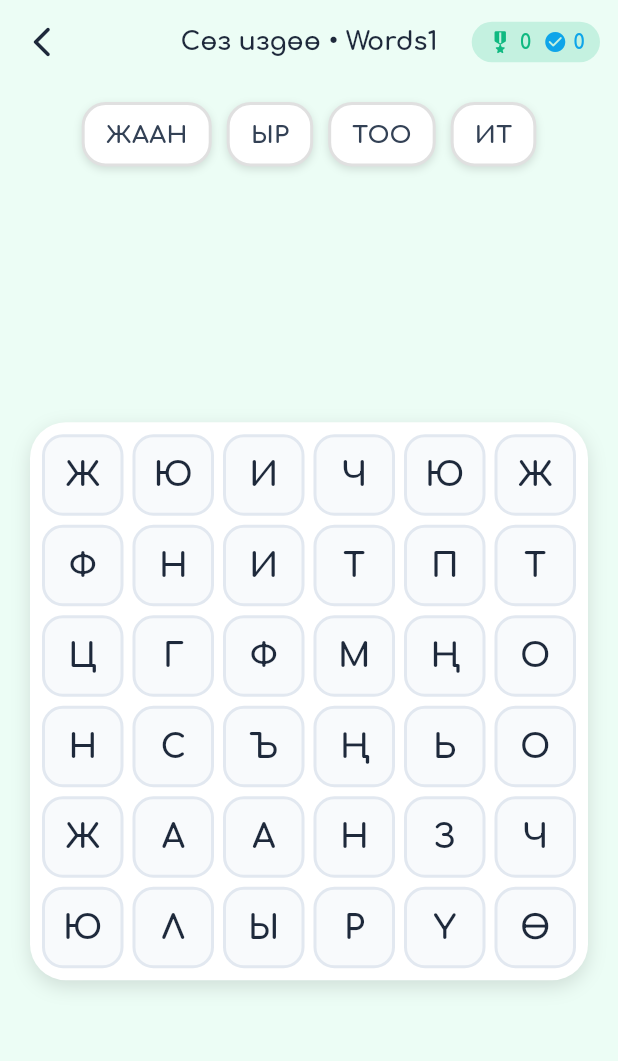
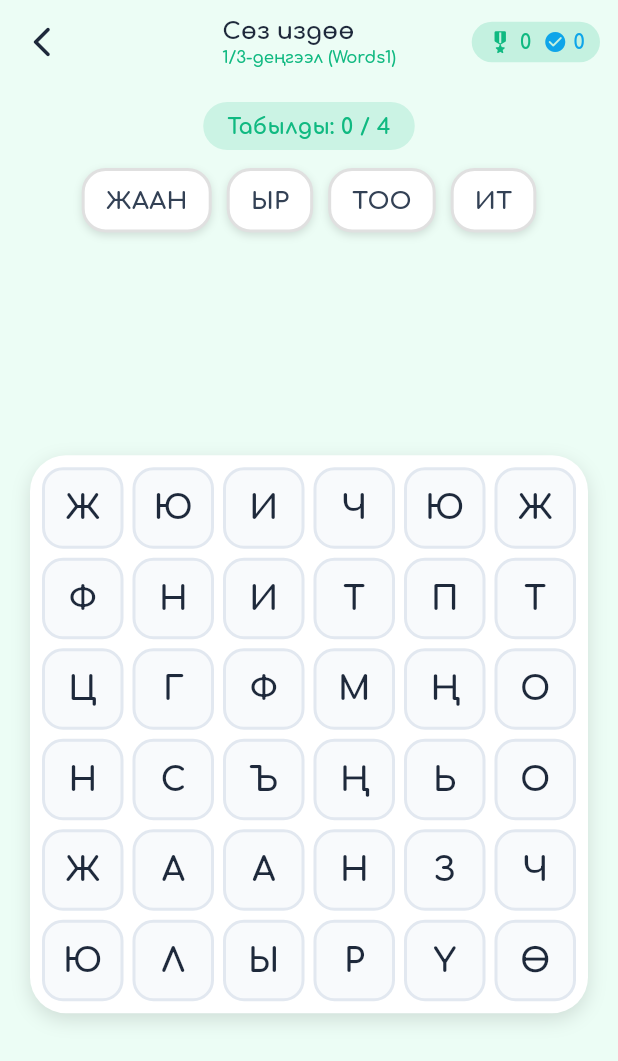
Before and after one commit to altynbekbakirov/bal_til, a Flutter app: the _WordSearchView screen opened directly, on a phone screen of 412 x 824 dp. Shown: the top 1061 px of the screen. Run offline on Flutter 3.47's test engine with Material 3 defaults, Android fonts, the phone set to English and light mode, and no system bars; our stand-ins replace flutter_animate, flutter_bloc, google_fonts, just_audio, shared_preferences; accounts and stored records are empty.

Commit message:
feat: show total levels, improve hint mechanics and prevent overflow in word games

```diff
--- a/lib/features/home/screens/home_screen.dart
+++ b/lib/features/home/screens/home_screen.dart
@@ -226,7 +226,7 @@ class HomeScreen extends StatelessWidget {
                 delegate: SliverChildListDelegate([
                   MenuCardButton(
                     title: 'Сөздү тап',
-                    subtitle: 'Тамгаларды кошуп сөз кура (Word Connect)',
+                    subtitle: 'Тамгаларды кошуп сөз кура • 34 деңгээл',
                     icon: Icons.extension_rounded,
                     primaryColor: const Color(0xFFF59E0B),
                     secondaryColor: const Color(0xFFEA580C),
@@ -240,7 +240,7 @@ class HomeScreen extends StatelessWidget {
                   const SizedBox(height: 16),
                   MenuCardButton(
                     title: 'Сөз издөө',
-                    subtitle: 'Торчодогу жашырылган сөздөрдү тап (Word Search)',
+                    subtitle: 'Торчодогу сөздөрдү тап • 3 деңгээл',
                     icon: Icons.grid_view_rounded,
                     primaryColor: const Color(0xFF10B981),
                     secondaryColor: const Color(0xFF059669),
--- a/lib/features/word_search/cubit/word_search_cubit.dart
+++ b/lib/features/word_search/cubit/word_search_cubit.dart
@@ -38,6 +38,7 @@ class WordSearchPlaying extends WordSearchState {
   final WordSearchBoard board;
   final int categoryIndex;
   final String categoryName;
+  final int totalCategories;
   final bool isCompleted;
   final int scoreEarned;
   final int totalScore;
@@ -47,6 +48,7 @@ class WordSearchPlaying extends WordSearchState {
     required this.board,
     required this.categoryIndex,
     required this.categoryName,
+    this.totalCategories = 3,
     this.isCompleted = false,
     this.scoreEarned = 0,
     this.totalScore = 0,
@@ -57,6 +59,7 @@ class WordSearchPlaying extends WordSearchState {
     WordSearchBoard? board,
     int? categoryIndex,
     String? categoryName,
+    int? totalCategories,
     bool? isCompleted,
     int? scoreEarned,
     int? totalScore,
@@ -66,6 +69,7 @@ class WordSearchPlaying extends WordSearchState {
       board: board ?? this.board,
       categoryIndex: categoryIndex ?? this.categoryIndex,
       categoryName: categoryName ?? this.categoryName,
+      totalCategories: totalCategories ?? this.totalCategories,
       isCompleted: isCompleted ?? this.isCompleted,
       scoreEarned: scoreEarned ?? this.scoreEarned,
       totalScore: totalScore ?? this.totalScore,
@@ -174,6 +178,7 @@ class WordSearchCubit extends Cubit<WordSearchState> {
       ),
       categoryIndex: categoryIndex,
       categoryName: cat.name,
+      totalCategories: _categories.length,
       isCompleted: false,
       scoreEarned: 0,
       totalScore: _totalScore,
--- a/lib/features/word_search/screens/word_search_screen.dart
+++ b/lib/features/word_search/screens/word_search_screen.dart
@@ -30,9 +30,21 @@ class _WordSearchView extends StatelessWidget {
         title: BlocBuilder<WordSearchCubit, WordSearchState>(
           builder: (context, state) {
             if (state is WordSearchPlaying) {
-              return Text(
-                'Сөз издөө • ${state.categoryName}',
-                style: const TextStyle(fontSize: 17, fontWeight: FontWeight.bold, color: Color(0xFF1E293B)),
+              return Column(
+                crossAxisAlignment: CrossAxisAlignment.start,
+                mainAxisSize: MainAxisSize.min,
+                children: [
+                  const Text(
+                    'Сөз издөө',
+                    style: TextStyle(fontSize: 16, fontWeight: FontWeight.bold, color: Color(0xFF1E293B)),
+                  ),
+                  Text(
+                    '${state.categoryIndex + 1}/${state.totalCategories}-деңгээл (${state.categoryName})',
+                    maxLines: 1,
+                    overflow: TextOverflow.ellipsis,
+                    style: const TextStyle(fontSize: 11, fontWeight: FontWeight.w600, color: AppTheme.emeraldGreen),
+                  ),
+                ],
               );
             }
             return const Text(
@@ -100,6 +112,23 @@ class _WordSearchView extends StatelessWidget {
             return SafeArea(
               child: Column(
                 children: [
+                  const SizedBox(height: 12),
+                  // Solved counter badge
+                  Container(
+                    padding: const EdgeInsets.symmetric(horizontal: 16, vertical: 6),
+                    decoration: BoxDecoration(
+                      color: AppTheme.emeraldGreen.withValues(alpha: 0.15),
+                      borderRadius: BorderRadius.circular(20),
+                    ),
+                    child: Text(
+                      'Табылды: ${board.foundWords.length} / ${board.targetWords.length}',
+                      style: const TextStyle(
+                        fontSize: 14,
+                        fontWeight: FontWeight.bold,
+                        color: AppTheme.emeraldGreen,
+                      ),
+                    ),
+                  ),
                   const SizedBox(height: 12),
                   // Word Checklist
                   Padding(
@@ -202,10 +231,10 @@ class _WordSearchView extends StatelessWidget {
                   ),
                 ),
                 const SizedBox(height: 4),
-                const Text(
-                  'Торчодогу баардык сөздөр табылды!',
+                Text(
+                  '${state.categoryIndex + 1}/${state.totalCategories}-деңгээл ийгиликтүү бүттү!',
                   textAlign: TextAlign.center,
-                  style: TextStyle(fontSize: 14, color: Color(0xFF64748B)),
+                  style: const TextStyle(fontSize: 14, fontWeight: FontWeight.w600, color: Color(0xFF64748B)),
                 ),
                 const SizedBox(height: 24),
                 ElevatedButton(
```
Also changed, not shown: lib/features/word_connect/cubit/word_connect_cubit.dart (+143 -23 lines), lib/features/word_connect/screens/word_connect_screen.dart (+38 -16 lines), lib/features/word_connect/widgets/word_wheel.dart (+77 -11 lines), 1 other file.
